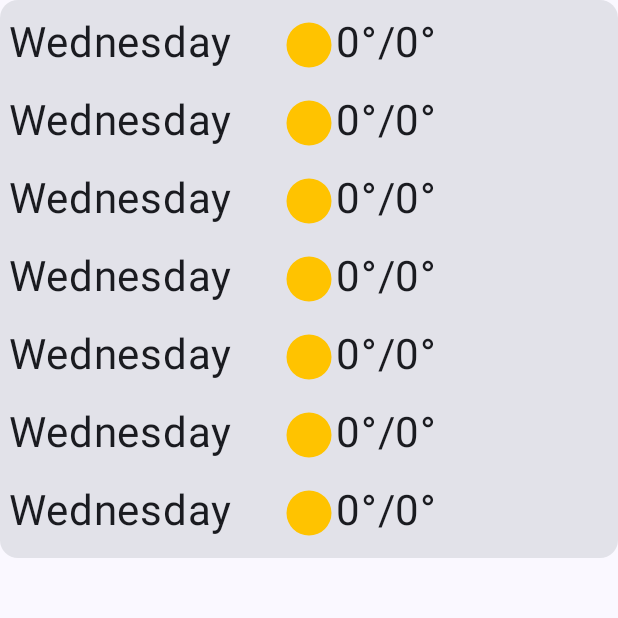
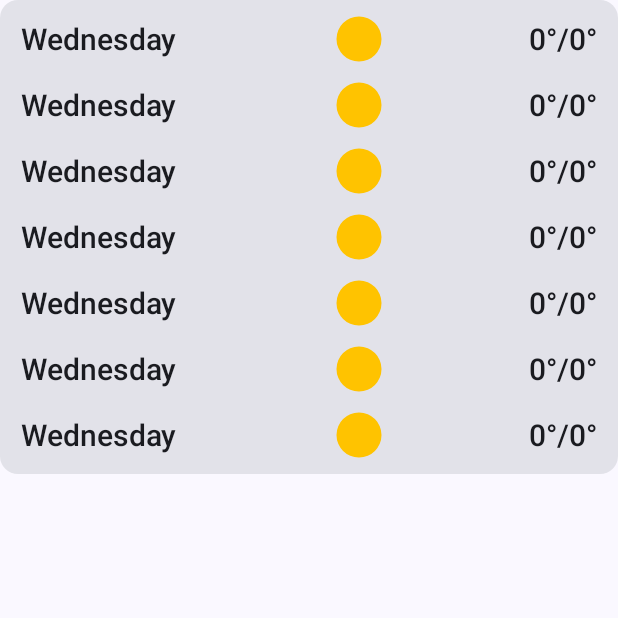
Before and after one commit to Simeon03/JetWeather, an Android app built with Jetpack Compose: the composable WeeklyWeatherView shown on its own in the app's theme, on a phone screen of 412 x 824 dp, the top half of it. Run offline under Robolectric (Android 15) with nearby library versions, the phone set to English and light mode, and no system bars; network calls fail; 2 statements that could not run were skipped.

Commit message:
Formatted Weather Card

```diff
--- a/app/src/main/java/com/example/jetweather/ui/theme/Type.kt
+++ b/app/src/main/java/com/example/jetweather/ui/theme/Type.kt
@@ -22,6 +22,13 @@ val Typography = Typography(
         lineHeight = 28.sp,
         letterSpacing = 0.sp
     ),
+    titleSmall = TextStyle(
+        fontFamily = FontFamily.Default,
+        fontWeight = FontWeight.SemiBold,
+        fontSize = 20.sp,
+        lineHeight = 28.sp,
+        letterSpacing = 0.sp
+    ),
     labelSmall = TextStyle(
         fontFamily = FontFamily.Default,
         fontWeight = FontWeight.Medium,
--- a/app/src/main/java/com/example/jetweather/views/weeklyweather/DailyWeatherView.kt
+++ b/app/src/main/java/com/example/jetweather/views/weeklyweather/DailyWeatherView.kt
@@ -7,6 +7,7 @@ import androidx.compose.foundation.layout.padding
 import androidx.compose.material3.Icon
 import androidx.compose.material3.Text
 import androidx.compose.runtime.Composable
+import androidx.compose.ui.Alignment
 import androidx.compose.ui.Modifier
 import androidx.compose.ui.res.painterResource
 import androidx.compose.ui.text.style.TextAlign
@@ -20,25 +21,31 @@ fun DailyWeatherView(minTemp: Int, maxTemp: Int, tempSuffix: String, date: Strin
     Row(
         modifier = Modifier
             .fillMaxWidth()
-            .padding(2.dp, 8.dp),
-        horizontalArrangement = Arrangement.SpaceEvenly
+            .padding(2.dp, 4.dp),
+        horizontalArrangement = Arrangement.SpaceBetween,
+        verticalAlignment = Alignment.CenterVertically
     ) {
         Text(
             text = date,
-            modifier = Modifier.weight(1f),
+            modifier = Modifier
+                .weight(3f)
+                .padding(start = 8.dp),
             textAlign = TextAlign.Start,
-            style = Typography.bodyLarge
+            style = Typography.titleSmall,
         )
         Icon(
             painter = painterResource(id = weatherCodeIcon(weatherCode)),
             contentDescription = weatherCodeDesc,
             tint = androidx.compose.ui.graphics.Color.Unspecified,
+            modifier = Modifier.weight(1f)
         )
         Text(
-            text = "$minTemp${formatTemp(tempSuffix)}/$maxTemp${formatTemp(tempSuffix)}",
-            modifier = Modifier.weight(1f),
-            textAlign = TextAlign.Start,
-            style = Typography.bodyLarge
+            text = "$maxTemp${formatTemp(tempSuffix)}/$minTemp${formatTemp(tempSuffix)}",
+            modifier = Modifier
+                .weight(2f)
+                .padding(end = 8.dp),
+            textAlign = TextAlign.End,
+            style = Typography.titleSmall
         )
     }
 }
```
